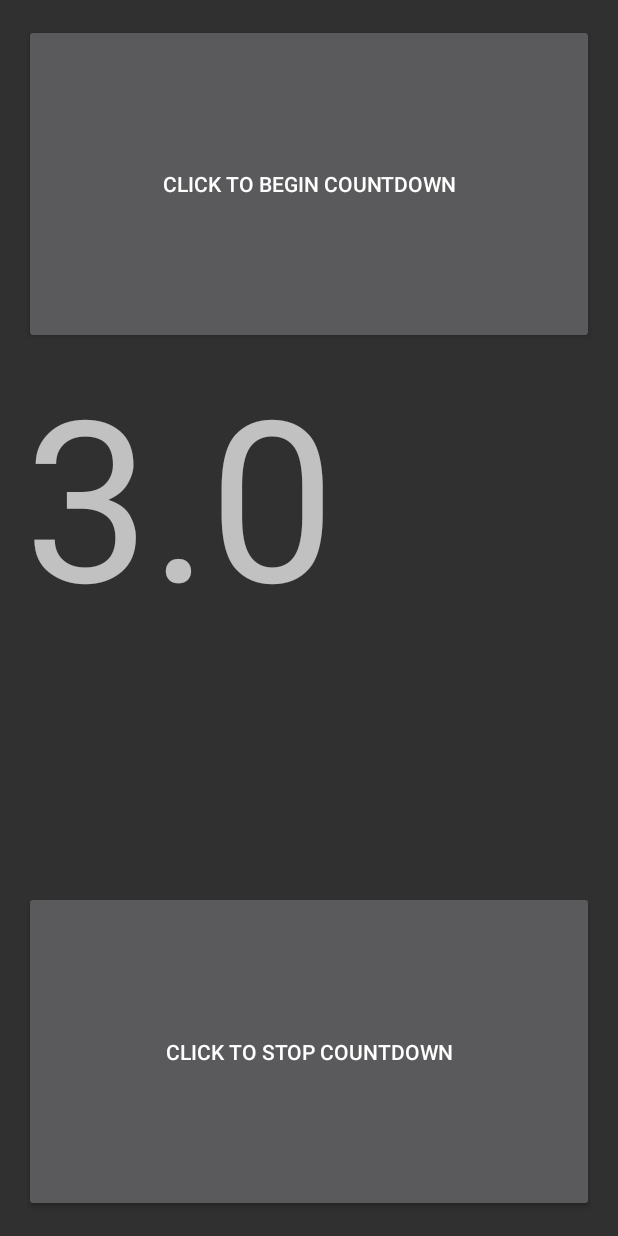
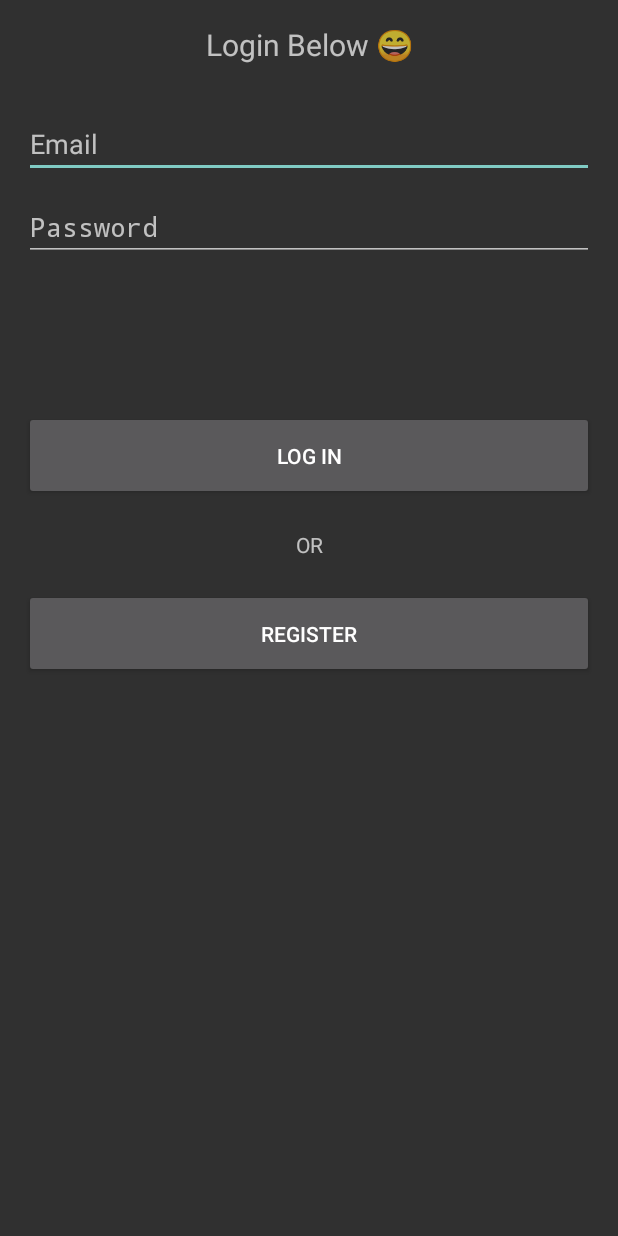
Before and after one commit to TOKITH/PRAYERCAPTIOUSAPP, an Android app: the screen it shows after launch (MainActivity), on a phone screen of 412 x 824 dp. Run offline under Robolectric (Android 15) with nearby library versions, the phone set to English and light mode, and no system bars; libraries missing offline, so code that uses them is left out: com.jjoe64.graphview; 16 statements that could not run were skipped.

Commit message:
Made code more efficient for sensors, activity_main.xml, home_screen.xml. Added registration and login page. Added strings file to reference texts in xml file

```diff
--- a/androidApp/src/main/java/com/example/prayercaptious/android/MainActivity.kt
+++ b/androidApp/src/main/java/com/example/prayercaptious/android/MainActivity.kt
@@ -1,7 +1,6 @@
 package com.example.prayercaptious.android
 
 import android.content.Context
-import android.content.pm.ActivityInfo
 import android.hardware.Sensor
 import android.hardware.SensorManager
 import android.os.Bundle
@@ -9,17 +8,18 @@ import android.os.CountDownTimer
 import androidx.activity.ComponentActivity
 import com.example.prayercaptious.android.databinding.ActivityMainBinding
 import com.example.prayercaptious.android.databinding.HomeScreenBinding
+import com.example.prayercaptious.android.databinding.RegistrationLoginBinding
 import kotlin.math.round
 
 
 // suffix ? means the variable can be null
 class MainActivity : ComponentActivity(){
-    // lock rotation
-    private lateinit var requestedOrientation: ActivityInfo
+
     //binding1 is the main activity binding and binding2 is home screen binding
     // Type naming convention is filename with first letters capital and appended Binding at the end
     private lateinit var binding: ActivityMainBinding
     private lateinit var bindinghome: HomeScreenBinding
+    private lateinit var bindinglogin: RegistrationLoginBinding
 
     //It provides methods to access and manage various sensors available on android
     private lateinit var mSensorManager: SensorManager
@@ -37,10 +37,14 @@ class MainActivity : ComponentActivity(){
         // your activity, such as setting the content view, initializing
         // UI components, binding data, or setting up event listeners.
         super.onCreate(savedInstanceState)
-        requestedOrientation = ActivityInfo()
+
         //inflates the xml file layout
         bindinghome = HomeScreenBinding.inflate(layoutInflater)
         binding = ActivityMainBinding.inflate(layoutInflater)
+        bindinglogin = RegistrationLoginBinding.inflate(layoutInflater)
+
+        //shows login or registration page
+        register_loginStuff()
 
         //shows home screen first
         homeStuff()
@@ -70,9 +74,12 @@ class MainActivity : ComponentActivity(){
         sensors.unregisterListeners()
     }
 
+    fun register_loginStuff(){
+        setContentView(bindinglogin.root)
+    }
     fun homeStuff(){
         //shows home layout
-        setContentView(bindinghome.root)
+//        setContentView(bindinghome.root)
 
         val countdown = object : CountDownTimer(3000, 1000) {
 
--- a/androidApp/src/main/res/layout/home_screen.xml
+++ b/androidApp/src/main/res/layout/home_screen.xml
@@ -11,24 +11,24 @@
         android:id="@+id/btnTimerStart"
         android:layout_width="match_parent"
         android:layout_height="wrap_content"
-        android:text="Click to begin countdown"
+        android:text="@string/countdown_startbtn"
+        android:textSize="20sp"
         android:layout_weight="1"/>
 
     <TextView
         android:id="@+id/tvCountdown"
         android:layout_width="match_parent"
         android:layout_height="wrap_content"
-        android:layout_gravity="center"
-        android:layout_weight="1"
-        android:textSize="150dp"
-        android:text = "3.0"/>
+        android:textAlignment="center"
+        android:textSize="200sp"
+        android:text = "@string/countdown"/>
 
     <Button
         android:id="@+id/btnTimerStop"
         android:layout_width="match_parent"
         android:layout_height="wrap_content"
-        android:text="Click to stop countdown"
-        android:layout_weight="1"
-        android:layout_gravity="bottom" />
+        android:text="@string/countdown_resetbtn"
+        android:textSize="20sp"
+        android:layout_weight="1" />
 
 </LinearLayout>
--- /dev/null
+++ b/androidApp/src/main/res/layout/registration_login.xml
@@ -0,0 +1,57 @@
+<?xml version="1.0" encoding="utf-8"?>
+
+
+<LinearLayout xmlns:android="http://schemas.android.com/apk/res/android"
+    xmlns:tools="http://schemas.android.com/tools"
+    android:layout_width="match_parent"
+    android:layout_height="match_parent"
+    android:orientation="vertical"
+    android:padding="16dp"
+    tools:context=".MainActivity">
+
+    <TextView
+        android:layout_width="match_parent"
+        android:layout_height="wrap_content"
+        android:text="@string/login_page"
+        android:layout_marginBottom="20dp"
+        android:textAlignment="center"
+        android:textSize="20sp"/>
+
+    <EditText
+        android:layout_width="match_parent"
+        android:layout_height="wrap_content"
+        android:layout_marginTop="10dp"
+        android:hint="@string/email"
+        android:inputType="textEmailAddress"/>
+
+    <EditText
+        android:layout_width="match_parent"
+        android:layout_height="wrap_content"
+        android:layout_marginTop="10dp"
+        android:hint="@string/password"
+        android:inputType="textPassword"/>
+
+    <Button
+        android:layout_width="match_parent"
+        android:layout_height="wrap_content"
+        android:padding="20dp"
+        android:layout_marginTop="100dp"
+        android:text="@string/loginbtn"/>
+
+    <TextView
+        android:layout_width="match_parent"
+        android:layout_height="wrap_content"
+        android:text="@string/or"
+        android:layout_marginTop="20dp"
+        android:textAlignment="center"/>
+
+    <Button
+        android:layout_width="match_parent"
+        android:layout_height="wrap_content"
+        android:padding="20dp"
+        android:layout_marginTop="20dp"
+        android:text="@string/registerbtn"/>
+
+
+
+</LinearLayout>
--- /dev/null
+++ b/androidApp/src/main/res/values/strings.xml
@@ -0,0 +1,31 @@
+<?xml version="1.0" encoding="utf-8"?>
+<resources>
+    <!--Home screen-->
+    <string name="countdown_startbtn">Click to begin countdown</string>
+    <string name="countdown_resetbtn">Click to reset countdown</string>
+    <string name="countdown">3.0</string>
+
+    <!--Activity main-->
+    <string name="acceleration">Shake acceleration</string>
+    <string name="xgyro">x gyroscope</string>
+    <string name="ygyro">y gyroscope</string>
+    <string name="zgyro">z gyro</string>
+    <string name="xlinacc">x linear acc</string>
+    <string name="ylinacc">y linear acc</string>
+    <string name="zlinacc">z linear acc</string>
+
+    <!--Registration page-->
+    <string name="register_page">Register Below 😄</string>
+    <string name="name">Name</string>
+    <string name="email">Email</string>
+    <string name="password">Password</string>
+    <string name="verify_password">Verify Password</string>
+    <string name="registerbtn">Register</string>
+
+    <!--Login page-->
+    <string name="login_page">Login Below 😄</string>
+    <string name="loginbtn">Log in</string>
+    <string name="or">OR</string>
+
+
+</resources>
```
Also changed, not shown: androidApp/src/main/java/com/example/prayercaptious/android/sensors.kt (+6 -6 lines), androidApp/src/main/res/layout/activity_main.xml (+7 -7 lines), androidApp/src/main/res/layout/registration_page.xml (added, +56 -0 lines).
